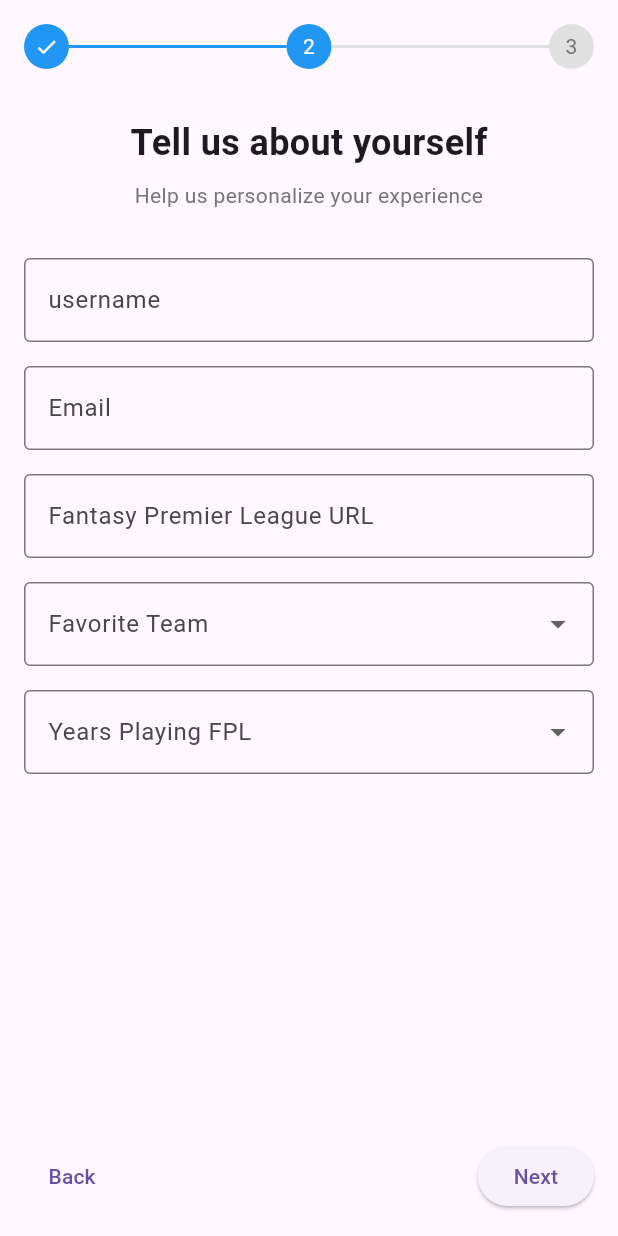
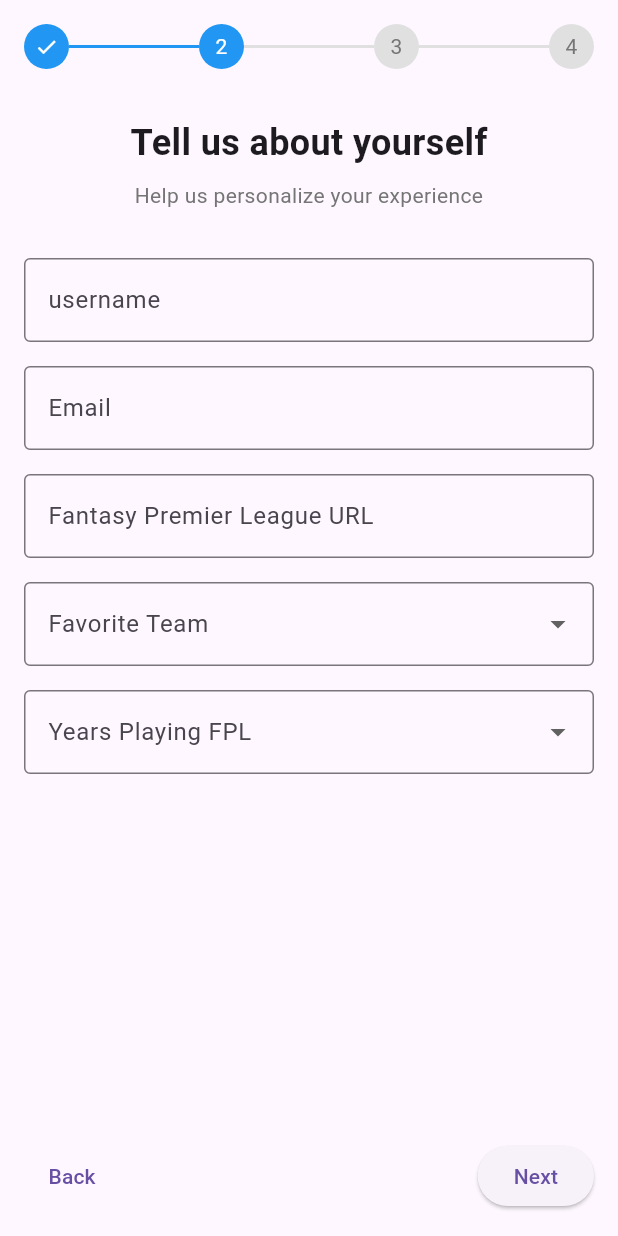
Before and after one commit to Ok3ks/fpl-frontend, a Flutter app: the OnboardingFlow screen opened directly, after a tap on "Next", on a phone screen of 412 x 824 dp. Run offline on Flutter 3.47's test engine with Material 3 defaults, Android fonts, the phone set to English and light mode, and no system bars; our stand-ins replace cloud_firestore, firebase_auth, firebase_core, flutter_dotenv, flutter_riverpod, go_router and 4 more; missing offline and left inert: dart:html, dart:js_interop; accounts and stored records are empty.

Commit message:
bugs in onboarding

```diff
--- a/lib/home/login.dart
+++ b/lib/home/login.dart
@@ -72,7 +72,8 @@ class _LoginBoxState extends ConsumerState<LoginBox> {
           username: userData['username']);
       print('Logged in successfully with email: $email');
       print(userData['favoriteTeam']);
-      Navigator.pushNamed(context, "/home");
+      // context.go('/home');
+      Navigator.of(context).pushNamed('/home');
     }
   }
 
--- a/lib/home/onboarding.dart
+++ b/lib/home/onboarding.dart
@@ -46,6 +46,7 @@ class _OnboardingFlowState extends ConsumerState<OnboardingFlow> {
   String? fplUrl;
   String? favoriteTeam;
   String? yearsPlaying;
+  String? password;
 
   final List<Map<String, String>> steps = [
     {
@@ -57,6 +58,10 @@ class _OnboardingFlowState extends ConsumerState<OnboardingFlow> {
     {
       'title': 'Tell us about yourself',
       'description': 'Help us personalize your experience'
+    },
+    {
+      'title': 'Secure your account',
+      'description': ''
     },
     {
       'title': 'Get Started',
@@ -85,7 +90,6 @@ class _OnboardingFlowState extends ConsumerState<OnboardingFlow> {
     'West Ham United',
     'Wolves'
   ];
-
   Widget _buildWelcomeStep() {
     return Column(
       mainAxisAlignment: MainAxisAlignment.center,
@@ -101,7 +105,6 @@ class _OnboardingFlowState extends ConsumerState<OnboardingFlow> {
         _buildFeatureItem(Icons.people,
             'League Analysis, keep an eye on your mini league, all in one view'),
         _buildFeatureItem(Icons.trending_up, 'Game View Dashboard'),
-        _buildFeatureItem(Icons.price_check_rounded, 'Price Changes'),
       ],
     );
   }
@@ -118,6 +121,117 @@ class _OnboardingFlowState extends ConsumerState<OnboardingFlow> {
       ),
     );
   }
+
+  Widget _addPassword() {
+    return Form(
+        key: _formKey,
+        child: Column(
+        mainAxisAlignment: MainAxisAlignment.center,
+        children: [
+          _buildFeatureItem(Icons.key, 'Please enter a password'),
+          TextFormField(
+            obscureText: true,
+            decoration: const InputDecoration(
+              labelText: 'password',
+              border: OutlineInputBorder(),
+            ),
+              onChanged: (String? value) {
+                setState(() {
+                  password = value;
+                });},
+            validator: (value) {
+              if (value == null || value.isEmpty || value.length < 4) {
+                return 'Please enter a password with 4+ characters';
+              }
+              return null;
+            },
+            onSaved: (value) => password = value,
+          ),
+
+        ]));
+    // )]);
+  }
+
+  Widget _buildStepContent() {
+    switch (currentStep) {
+      case 0:
+        return _buildWelcomeStep();
+      case 1:
+        return _buildFormStep();
+      case 2:
+        return _addPassword();
+      case 3:
+        return _buildCompletionStep();
+      default:
+        return const SizedBox.shrink();
+    }
+  }
+
+  void _handleBack() {
+    setState(() {
+      currentStep = max(currentStep - 1, 0);
+    });
+  }
+
+  void _handleNext() async {
+    if (currentStep == 2) {
+      if (_formKey.currentState?.validate() ?? false) {
+        _formKey.currentState?.save();
+        print(
+            "$favoriteTeam, $username, $email, $fplUrl, $yearsPlaying, $password");
+        if (favoriteTeam != null &&
+            username != null &&
+            email != null &&
+            fplUrl != null &&
+            yearsPlaying != null &&
+            password != null
+        ) {
+          var currentUser = await User(
+              favoriteTeam: favoriteTeam!,
+              username: username!,
+              password: password!,
+              email: email!,
+              fplUrl: fplUrl!,
+              yearsPlayingFpl: yearsPlaying!)
+              .registerUser();
+
+          print(currentUser);
+          if (currentUser != null) {
+            //update current user for remaining part of the application
+            ref
+                .read(currentUserProvider.notifier)
+                .state = User(
+                email: currentUser.user?.email ?? "default@gmail.com",
+                favoriteTeam: favoriteTeam,
+                fplUrl: fplUrl,
+                yearsPlayingFpl: yearsPlaying,
+                username: username);
+            setState(() {
+              currentStep++;
+            });
+            context.go('/home');
+          }
+        }
+      }
+    }
+    else if (currentStep == 1) {
+      if (_formKey.currentState?.validate() ?? false) {
+        _formKey.currentState?.save();
+
+        setState(() {
+          currentStep = min(currentStep + 1, steps.length - 1);
+        });
+      }
+    }
+
+      else {
+        setState(() {
+          currentStep = min(currentStep + 1, steps.length - 1);
+        });
+      }
+    }
+
+
 
   Widget _buildFormStep() {
     return Form(
@@ -177,6 +291,8 @@ class _OnboardingFlowState extends ConsumerState<OnboardingFlow> {
               }
               return null;
             },
+            onSaved: (value) => fplUrl = value,
+
           ),
           const SizedBox(height: 16),
           DropdownButtonFormField<String>(
@@ -231,6 +347,8 @@ class _OnboardingFlowState extends ConsumerState<OnboardingFlow> {
     );
   }
 
+
+
   Widget _buildCompletionStep() {
     return Column(
       mainAxisAlignment: MainAxisAlignment.center,
@@ -248,7 +366,7 @@ class _OnboardingFlowState extends ConsumerState<OnboardingFlow> {
           onPressed: () {
             // Navigate to dashboard
             debugPrint('Navigating to dashboard');
-            context.go("/participantview");
+            context.go('/home');
           },
           child: const Text('Go to Dashboard'),
         ),
@@ -256,63 +374,7 @@ class _OnboardingFlowState extends ConsumerState<OnboardingFlow> {
     );
   }
 
-  Widget _buildStepContent() {
-    switch (currentStep) {
-      case 0:
-        return _buildWelcomeStep();
-      case 1:
-        return _buildFormStep();
-      case 2:
-        return _buildCompletionStep();
-      default:
-        return const SizedBox.shrink();
-    }
-  }
 
-  void _handleNext() async {
-    if (currentStep == 1) {
-      if (_formKey.currentState?.validate() ?? false) {
-        _formKey.currentState?.save();
-
-        if (favoriteTeam != null &&
-            username != null &&
-            email != null &&
-            fplUrl != null &&
-            yearsPlaying != null) {
-          var currentUser = await User(
-                  favoriteTeam: favoriteTeam!,
-                  username: username!,
-                  email: email!,
-                  fplUrl: fplUrl!,
-                  yearsPlayingFpl: yearsPlaying!)
-              .registerUser();
-
-          if (currentUser != null) {
-            //update current user for remaining part of the application
-            ref.read(currentUserProvider.notifier).state = User(
-                email: currentUser.user?.email ?? "default@gmail.com",
-                favoriteTeam: favoriteTeam,
-                fplUrl: fplUrl,
-                yearsPlayingFpl: yearsPlaying,
-                username: username);
-            setState(() {
-              currentStep++;
-            });
-          }
-        }
-      }
-    } else {
-      setState(() {
-        currentStep = min(currentStep + 1, steps.length - 1);
-      });
-    }
-  }
-
-  void _handleBack() {
-    setState(() {
-      currentStep = max(currentStep - 1, 0);
-    });
-  }
 
   @override
     Widget build(BuildContext context) {
@@ -405,7 +467,7 @@ class _OnboardingFlowState extends ConsumerState<OnboardingFlow> {
                       )
                     else
                       const SizedBox(width: 80),
-                  if (currentStep < steps.length - 1)
+                    if (currentStep < steps.length - 1 )
                       ElevatedButton(
                         onPressed: _handleNext,
                         child: const Text('Next'),
```
Also changed, not shown: lib/individualpage/participantview.dart (+12 -7 lines). Lines whose indentation alone changed are shown as unchanged.
